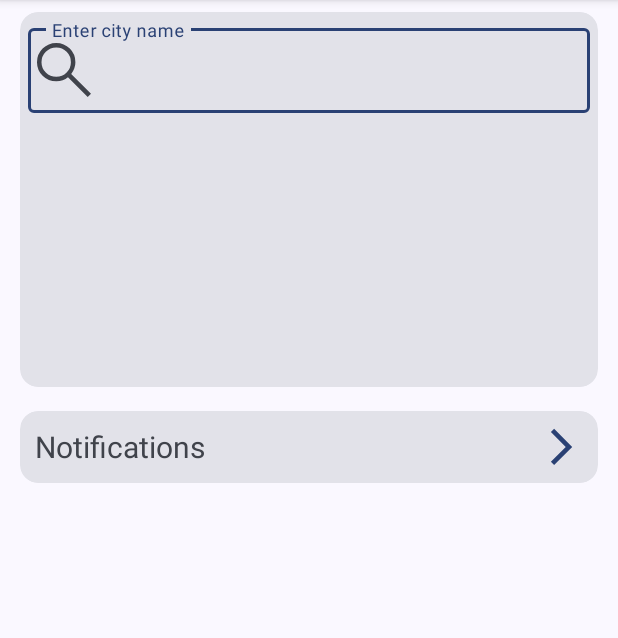
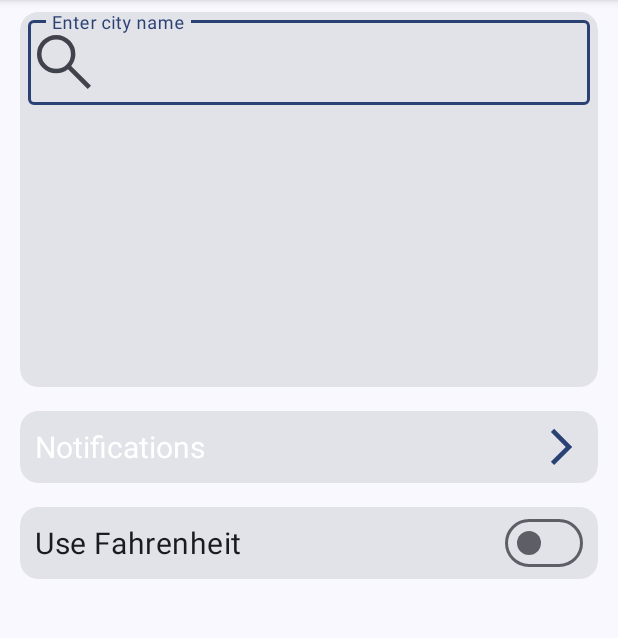
Before and after one commit to jjewuz/JustWeather, an Android app: the fragment Settings shown on its own in the app's theme, on a phone screen of 412 x 824 dp, the part 96-734 px from its top. Run offline under Robolectric (Android 15) with nearby library versions, the phone set to English and light mode, and no system bars; network calls fail; 1 statement that could not run was skipped.

Commit message:
- Added Fahrenheit support - Other fixes

```diff
--- a/app/src/main/java/com/jjewuz/justweather/Settings.kt
+++ b/app/src/main/java/com/jjewuz/justweather/Settings.kt
@@ -14,6 +14,7 @@ import android.view.ViewGroup
 import android.widget.*
 import androidx.fragment.app.Fragment
 import com.google.android.material.card.MaterialCardView
+import com.google.android.material.materialswitch.MaterialSwitch
 import kotlinx.coroutines.Dispatchers
 import kotlinx.coroutines.GlobalScope
 import kotlinx.coroutines.launch
@@ -21,6 +22,8 @@ import kotlinx.coroutines.withContext
 import okhttp3.OkHttpClient
 import okhttp3.Request
 import org.json.JSONObject
+import com.google.android.material.snackbar.Snackbar
+
 
 
 class Settings : Fragment() {
@@ -29,6 +32,9 @@ class Settings : Fragment() {
     private lateinit var cityListView: ListView
     private lateinit var notifSett: MaterialCardView
     private lateinit var sharedPreferences: SharedPreferences
+    private lateinit var measureSwitch: MaterialSwitch
+
+    private lateinit var measurment: String
 
     private var cityId = 5391959
     private val apiKey = BuildConfig.API_KEY
@@ -44,8 +50,13 @@ class Settings : Fragment() {
         cityEditText = v.findViewById(R.id.city_edittext)
         cityListView = v.findViewById(R.id.city_listview)
         notifSett = v.findViewById(R.id.card3)
+        measureSwitch = v.findViewById(R.id.use_f)
 
         sharedPreferences = requireActivity().getSharedPreferences("prefs", Context.MODE_PRIVATE)
+
+        measurment = sharedPreferences.getString("measure", "metric").toString()
+
+        measureSwitch.isChecked = measurment != "metric"
 
         cityEditText.addTextChangedListener(object : TextWatcher {
             override fun afterTextChanged(s: Editable?) {}
@@ -75,6 +86,23 @@ class Settings : Fragment() {
             (activity as MainActivity?)!!.getWeather()
             cityEditText.text.clear()
             searchCities("хуйня")
+        }
+
+        measureSwitch.setOnCheckedChangeListener { _, isChecked ->
+            if(isChecked){
+                with (sharedPreferences.edit()) {
+                    putString("measure", "imperial")
+                    apply()
+                }
+            }else{
+                with (sharedPreferences.edit()) {
+                    putString("measure", "metric")
+                    apply()
+                }
+
+            }
+            Snackbar.make(v, resources.getString(R.string.measureWarn), Snackbar.LENGTH_SHORT).show()
+
         }
 
         return v
--- a/app/src/main/java/com/jjewuz/justweather/WeatherWidget.kt
+++ b/app/src/main/java/com/jjewuz/justweather/WeatherWidget.kt
@@ -46,11 +46,11 @@ internal fun updateAppWidget(
     val views = RemoteViews(context.packageName, R.layout.weather_widget)
 
     val sharedPreferences = context.getSharedPreferences("prefs", Context.MODE_PRIVATE)
-    val widgetText = sharedPreferences.getInt("temperature", 0)
+    val widgetText = sharedPreferences.getString("MainTemp", "0")
 
 
 
-    views.setTextViewText(R.id.appwidget_text, "${widgetText.toString()} °С")
+    views.setTextViewText(R.id.appwidget_text, "$widgetText")
 
     val intent = Intent(context, MainActivity::class.java)
     val pendingIntent = PendingIntent.getActivity(context, 0, intent, PendingIntent.FLAG_IMMUTABLE or PendingIntent.FLAG_UPDATE_CURRENT)
--- a/app/src/main/res/layout/fragment_settings.xml
+++ b/app/src/main/res/layout/fragment_settings.xml
@@ -35,7 +35,8 @@
             <com.google.android.material.textfield.TextInputLayout
                 android:id="@+id/textField"
                 android:layout_width="match_parent"
-                android:padding="5dp"
+                android:paddingLeft="5dp"
+                android:paddingRight="5dp"
                 app:startIconDrawable="@drawable/search"
                 app:startIconContentDescription="Search icon"
                 android:layout_height="wrap_content"
@@ -80,6 +81,7 @@
                 android:layout_marginStart="10dp"
                 android:layout_gravity="center"
                 android:textSize="20sp"
+                android:textColor="?colorOnPrimaryContainer"
                 android:layout_height="wrap_content">
 
             </TextView>
@@ -96,6 +98,33 @@
 
         </com.google.android.material.card.MaterialCardView>
 
+        <com.google.android.material.card.MaterialCardView
+            android:id="@+id/card5"
+            android:layout_width="match_parent"
+            android:layout_height="wrap_content"
+            android:layout_margin="8dp"
+            android:clickable="true"
+            android:layout_gravity="center_vertical"
+            style="?attr/materialCardViewFilledStyle">
+
+            <LinearLayout
+                android:layout_width="match_parent"
+                android:layout_height="wrap_content"
+                android:orientation="horizontal">
+
+                <com.google.android.material.materialswitch.MaterialSwitch
+                    android:layout_width="match_parent"
+                    android:id="@+id/use_f"
+                    android:layout_marginStart="10dp"
+                    android:layout_marginEnd="10dp"
+                    android:text="@string/use_f"
+                    android:textSize="20sp"
+                    android:layout_height="wrap_content"/>
+
+            </LinearLayout>
+
+        </com.google.android.material.card.MaterialCardView>
+
     </LinearLayout>
 
     </androidx.core.widget.NestedScrollView>
--- a/app/src/main/res/values/strings.xml
+++ b/app/src/main/res/values/strings.xml
@@ -34,4 +34,6 @@
     <string name="usenotify">Use notifications</string>
     <string name="openSource">GitHub</string>
     <string name="notu">Notifications</string>
+    <string name="use_f">Use Fahrenheit</string>
+    <string name="measureWarn">Changes will affect soon...</string>
 </resources>
--- a/build.gradle
+++ b/build.gradle
@@ -2,7 +2,7 @@
 plugins {
     id 'com.android.application' version '8.0.1' apply false
     id 'com.android.library' version '8.0.1' apply false
-    id 'org.jetbrains.kotlin.android' version '1.7.10' apply false
+    id 'org.jetbrains.kotlin.android' version '1.8.10' apply false
 }
 
 task clean(type: Delete) {
```
Also changed, not shown: app/build.gradle (+4 -4 lines), app/src/main/java/com/jjewuz/justweather/MainActivity.kt (+14 -4 lines), 6 other files.
